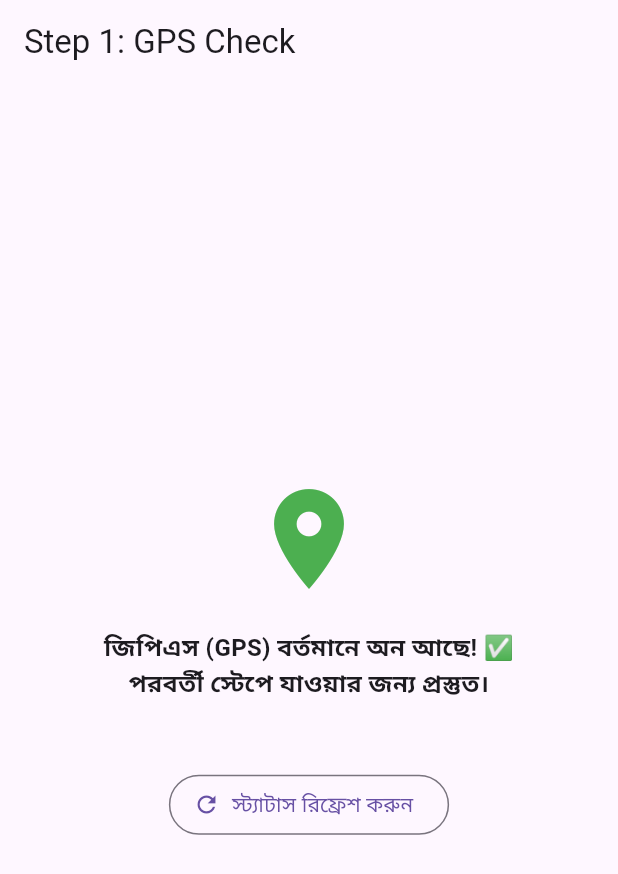
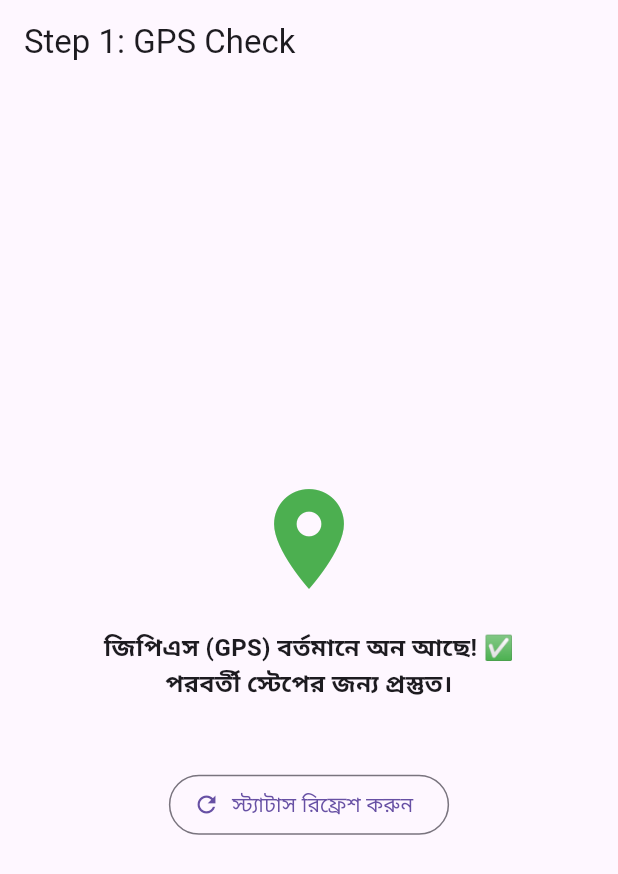
Before and after one commit to allaboutsubha/geo-lock-app, a Flutter app: the screen it shows after launch, after a tap on "স্ট্যাটাস রিফ্রেশ করুন", on a phone screen of 412 x 824 dp. Shown: the top 874 px of the screen. Run offline on Flutter 3.47's test engine with Material 3 defaults, Android fonts, the phone set to English and light mode, and no system bars; our stand-ins replace geolocator.

Commit message:
Update via Batch Script

```diff
--- a/lib/main.dart
+++ b/lib/main.dart
@@ -35,14 +35,14 @@ class _StepOneScreenState extends State<StepOneScreen> {
     _checkGpsStatus();
   }
 
-  // জিপিএস অন আছে কিনা চেক করার ফাংশন
+  // জিপিএস অন আছে কিনা তা চেক করার ফাংশন
   Future<void> _checkGpsStatus() async {
     bool serviceEnabled = await Geolocator.isLocationServiceEnabled();
 
     setState(() {
       _isGpsEnabled = serviceEnabled;
       if (serviceEnabled) {
-        _statusMessage = 'জিপিএস (GPS) বর্তমানে অন আছে! ✅\nপরবর্তী স্টেপে যাওয়ার জন্য প্রস্তুত।';
+        _statusMessage = 'জিপিএস (GPS) বর্তমানে অন আছে! ✅\nপরবর্তী স্টেপের জন্য প্রস্তুত।';
       } else {
         _statusMessage = 'সতর্কতা: আপনার ফোনের জিপিএস (GPS) বন্ধ রয়েছে। ❌';
       }
@@ -74,13 +74,11 @@ class _StepOneScreenState extends State<StepOneScreen> {
               ),
               const SizedBox(height: 30),
 
-              // যদি জিপিএস বন্ধ থাকে, তবে এটি অন করার বাটন দেখাবে
+              // জিপিএস বন্ধ থাকলে অন করার সেটিংস বাটন দেখাবে
               if (!_isGpsEnabled)
                 ElevatedButton.icon(
                   onPressed: () async {
-                    // ফোনের লোকেশন সেটিংস ওপেন করবে
                     await Geolocator.openLocationSettings();
-                    // সেটিংস থেকে ফেরার পর আবার চেক করবে
                     _checkGpsStatus();
                   },
                   icon: const Icon(Icons.settings),
@@ -90,7 +88,7 @@ class _StepOneScreenState extends State<StepOneScreen> {
 
               const SizedBox(height: 15),
 
-              // স্ট্যাটাস রিফ্রেশ বা পুনর্বার চেক করার বাটন
+              // স্ট্যাটাস রিফ্রেশ করার বাটন
               OutlinedButton.icon(
                 onPressed: _checkGpsStatus,
                 icon: const Icon(Icons.refresh),
```
Also changed, not shown: 2 other files.
